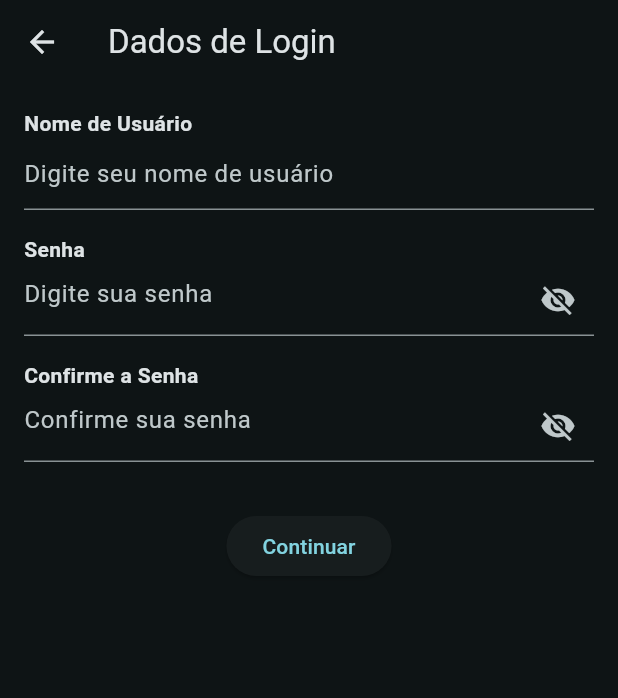
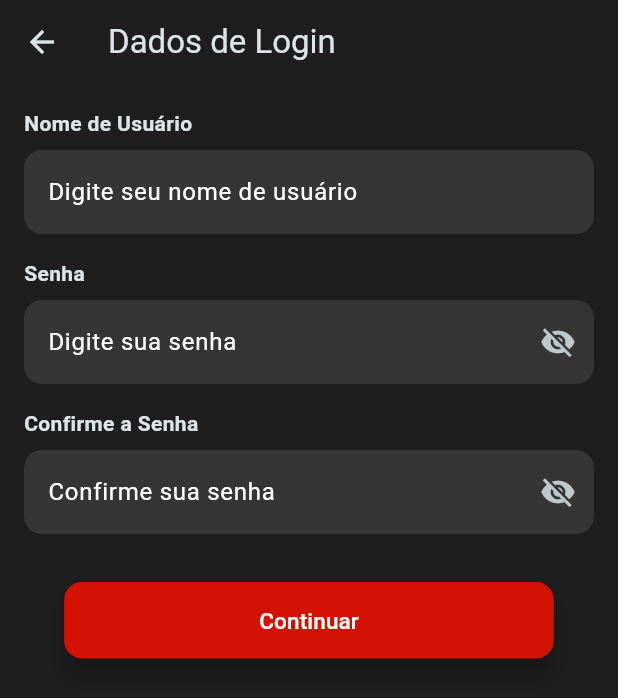
Before and after one commit to josevitordsg/app_movies, a Flutter app: the screen it shows after launch, after a tap on "Criar conta", on a phone screen of 412 x 824 dp. Shown: the top 698 px of the screen. Run offline on Flutter 3.47's test engine with Material 3 defaults, Android fonts, the phone set to English and light mode, and no system bars; Roboto replaces fonts that are missing (Helvetica).

Commit message:
telas de login e cadastro

```diff
--- a/lib/screens/create_account_screen.dart
+++ b/lib/screens/create_account_screen.dart
@@ -1,4 +1,6 @@
+import 'dart:convert';
 import 'package:flutter/material.dart';
+import 'package:http/http.dart' as http;
 
 class CreateAccount extends StatefulWidget {
   const CreateAccount({super.key});
@@ -11,15 +13,26 @@ class _CreateAccountState extends State<CreateAccount> {
   final _formKey = GlobalKey<FormState>();
 
   final Map<String, dynamic> _sharedData = {};
-
   bool _isPasswordVisible = false;
   bool _isConfirmPasswordVisible = false;
+  bool _isSending = false; // Indicador de carregamento
+
+  final firebaseUrl = Uri.https(
+    'projetoapppobreflix-default-rtdb.firebaseio.com',
+    '/users.json',
+  );
+
+  String? _validateField(String? value) {
+    if (value == null || value.isEmpty) {
+      return "Este campo é obrigatório.";
+    }
+    return null;
+  }
 
   String? _validatePassword(String? value) {
     if (value == null || value.isEmpty) {
       return "Digite uma senha.";
     }
-
     return null;
   }
 
@@ -33,20 +46,55 @@ class _CreateAccountState extends State<CreateAccount> {
     return null;
   }
 
-  void _navigateToNextScreen(BuildContext context) {
+  Future<void> _saveDataToFirebase() async {
+    setState(() {
+      _isSending = true; // Inicia o indicador de carregamento
+    });
+
+    try {
+      final response = await http.post(
+        firebaseUrl,
+        headers: {'Content-Type': 'application/json'},
+        body: jsonEncode({
+          "username": _sharedData["username"],
+          "password": _sharedData["password"],
+        }),
+      );
+
+      if (response.statusCode == 200 || response.statusCode == 201) {
+        ScaffoldMessenger.of(context).showSnackBar(
+          const SnackBar(content: Text('Dados salvos com sucesso!')),
+        );
+        _formKey.currentState!.reset();
+      } else {
+        ScaffoldMessenger.of(context).showSnackBar(
+          SnackBar(content: Text('Erro ao salvar os dados: ${response.body}')),
+        );
+      }
+    } catch (e) {
+      ScaffoldMessenger.of(context).showSnackBar(
+        SnackBar(content: Text('Erro ao salvar os dados: $e')),
+      );
+    } finally {
+      setState(() {
+        _isSending = false;
+      });
+    }
+  }
+
+  void _submitForm(BuildContext context) {
     if (!_formKey.currentState!.validate()) return;
-
-    // Lógica de navegação (substitua pela próxima tela adequada)
-    ScaffoldMessenger.of(context).showSnackBar(
-      const SnackBar(content: Text('Navegando para próxima tela...')),
-    );
+    _formKey.currentState!.save();
+    _saveDataToFirebase();
   }
 
   @override
   Widget build(BuildContext context) {
     return Scaffold(
+      backgroundColor: const Color.fromRGBO(30, 30, 30, 50),
       appBar: AppBar(
         title: const Text("Dados de Login"),
+        backgroundColor: const Color.fromRGBO(30, 30, 30, 50),
       ),
       body: Padding(
         padding: const EdgeInsets.all(16.0),
@@ -59,19 +107,40 @@ class _CreateAccountState extends State<CreateAccount> {
                 "Nome de Usuário",
                 style: TextStyle(fontWeight: FontWeight.bold),
               ),
+              const SizedBox(height: 8),
               TextFormField(
-                decoration: const InputDecoration(hintText: "Digite seu nome de usuário"),
-                keyboardType: TextInputType.emailAddress,
+                decoration: InputDecoration(
+                  filled: true,
+                  fillColor: Colors.white.withOpacity(0.1),
+                  hintText: 'Digite seu nome de usuário',
+                  hintStyle: const TextStyle(color: Colors.white),
+                  border: OutlineInputBorder(
+                    borderRadius: BorderRadius.circular(12),
+                    borderSide: BorderSide.none,
+                  ),
+                ),
+                keyboardType: TextInputType.text,
+                validator: _validateField,
+                onSaved: (value) {
+                  _sharedData["username"] = value;
+                },
               ),
               const SizedBox(height: 16),
-
               const Text(
                 "Senha",
                 style: TextStyle(fontWeight: FontWeight.bold),
               ),
+              const SizedBox(height: 8),
               TextFormField(
                 decoration: InputDecoration(
+                  filled: true,
+                  fillColor: Colors.white.withOpacity(0.1),
                   hintText: "Digite sua senha",
+                  hintStyle: const TextStyle(color: Colors.white),
+                  border: OutlineInputBorder(
+                    borderRadius: BorderRadius.circular(12),
+                    borderSide: BorderSide.none,
+                  ),
                   suffixIcon: IconButton(
                     icon: Icon(
                       _isPasswordVisible ? Icons.visibility : Icons.visibility_off,
@@ -88,14 +157,21 @@ class _CreateAccountState extends State<CreateAccount> {
                 },
               ),
               const SizedBox(height: 16),
-
               const Text(
                 "Confirme a Senha",
                 style: TextStyle(fontWeight: FontWeight.bold),
               ),
+              const SizedBox(height: 8),
               TextFormField(
                 decoration: InputDecoration(
+                  filled: true,
+                  fillColor: Colors.white.withOpacity(0.1),
                   hintText: "Confirme sua senha",
+                  hintStyle: const TextStyle(color: Colors.white),
+                  border: OutlineInputBorder(
+                    borderRadius: BorderRadius.circular(12),
+                    borderSide: BorderSide.none,
+                  ),
                   suffixIcon: IconButton(
                     icon: Icon(
                       _isConfirmPasswordVisible
@@ -109,16 +185,27 @@ class _CreateAccountState extends State<CreateAccount> {
                 ),
                 obscureText: !_isConfirmPasswordVisible,
                 validator: _validateConfirmPassword,
-                onChanged: (value) {
-                  _sharedData["confirmPassword"] = value;
-                },
               ),
               const SizedBox(height: 32),
-
               Center(
                 child: ElevatedButton(
-                  onPressed: () => _navigateToNextScreen(context),
-                  child: const Text("Continuar"),
+                  style: ElevatedButton.styleFrom(
+                  shape: RoundedRectangleBorder(
+                    borderRadius: BorderRadius.circular(12.0),
+                  ),
+                  elevation: 6.0,
+                  backgroundColor: const Color.fromARGB(255, 212, 18, 4),
+                  padding: const EdgeInsets.symmetric(vertical: 15, horizontal: 130),
+                  ),
+                  onPressed: _isSending ? null : () => _submitForm(context),
+                  child: _isSending
+                      ? const SizedBox(
+                          height: 16,
+                          width: 16,
+                          child: CircularProgressIndicator(),
+                        )
+                      : const Text('Continuar',
+                      style: TextStyle(fontSize: 15, color: Colors.white),),
                 ),
               ),
             ],
--- a/lib/screens/main_screen.dart
+++ b/lib/screens/main_screen.dart
@@ -1,4 +1,6 @@
+import 'dart:convert';
 import 'package:flutter/material.dart';
+import 'package:http/http.dart' as http;
 
 class MainScreen extends StatefulWidget {
   const MainScreen({super.key});
@@ -10,6 +12,59 @@ class MainScreen extends StatefulWidget {
 class _MainScreenState extends State<MainScreen> {
   final TextEditingController _usernameController = TextEditingController();
   final TextEditingController _passwordController = TextEditingController();
+  bool _isLoading = false;
+
+  final Uri firebaseUrl = Uri.https(
+    'projetoapppobreflix-default-rtdb.firebaseio.com',
+    '/users.json',
+  );
+
+  Future<bool> _validateCredentials(String username, String password) async {
+    try {
+      final response = await http.get(firebaseUrl);
+      if (response.statusCode == 200) {
+        final Map<String, dynamic> data = jsonDecode(response.body);
+        for (var user in data.values) {
+          if (user['username'] == username && user['password'] == password) {
+            return true;
+          }
+        }
+      }
+      return false;
+    } catch (e) {
+      return false;
+    }
+  }
+
+  void _login() async {
+    final username = _usernameController.text.trim();
+    final password = _passwordController.text.trim();
+
+    if (username.isEmpty || password.isEmpty) {
+      ScaffoldMessenger.of(context).showSnackBar(
+        const SnackBar(content: Text('Todos os campos são obrigatórios!')),
+      );
+      return;
+    }
+
+    setState(() {
+      _isLoading = true;
+    });
+
+    final isValid = await _validateCredentials(username, password);
+
+    setState(() {
+      _isLoading = false;
+    });
+
+    if (isValid) {
+      Navigator.pushNamed(context, '/browse');
+    } else {
+      ScaffoldMessenger.of(context).showSnackBar(
+        const SnackBar(content: Text('Credenciais inválidas!')),
+      );
+    }
+  }
 
   @override
   Widget build(BuildContext context) {
@@ -29,7 +84,7 @@ class _MainScreenState extends State<MainScreen> {
                 decoration: InputDecoration(
                   filled: true,
                   fillColor: Colors.white.withOpacity(0.1),
-                  hintText: 'Username',
+                  hintText: 'Nome de usuário',
                   hintStyle: const TextStyle(color: Colors.white),
                   border: OutlineInputBorder(
                     borderRadius: BorderRadius.circular(12),
@@ -45,7 +100,7 @@ class _MainScreenState extends State<MainScreen> {
                 decoration: InputDecoration(
                   filled: true,
                   fillColor: Colors.white.withOpacity(0.1),
-                  hintText: 'Password',
+                  hintText: 'Senha',
                   hintStyle: const TextStyle(color: Colors.white),
                   border: OutlineInputBorder(
                     borderRadius: BorderRadius.circular(12),
@@ -63,14 +118,17 @@ class _MainScreenState extends State<MainScreen> {
                   backgroundColor: const Color.fromARGB(255, 212, 18, 4),
                   padding: const EdgeInsets.symmetric(vertical: 15, horizontal: 130),
                 ),
-                onPressed: () {
-                  // Ação de login pode ser realizada aqui, como verificar as credenciais
-                  Navigator.pushNamed(context, '/browse');
-                },
-                child: const Text(
-                  'Login',
-                  style: TextStyle(fontSize: 15, color: Colors.white),
-                ),
+                onPressed: _isLoading ? null : _login,
+                child: _isLoading
+                    ? const SizedBox(
+                        height: 20,
+                        width: 20,
+                        child: CircularProgressIndicator(color: Colors.white),
+                      )
+                    : const Text(
+                        'Login',
+                        style: TextStyle(fontSize: 15, color: Colors.white),
+                      ),
               ),
               const SizedBox(height: 15),
               ElevatedButton(
@@ -83,7 +141,6 @@ class _MainScreenState extends State<MainScreen> {
                   padding: const EdgeInsets.symmetric(vertical: 15, horizontal: 113),
                 ),
                 onPressed: () {
-                  // Ação de login pode ser realizada aqui, como verificar as credenciais
                   Navigator.pushNamed(context, '/create-account');
                 },
                 child: const Text(
--- a/pubspec.yaml
+++ b/pubspec.yaml
@@ -36,6 +36,7 @@ dependencies:
   # Use with the CupertinoIcons class for iOS style icons.
   cupertino_icons: ^1.0.8
   google_fonts: ^6.2.1
+  http: ^1.2.2
 
 dev_dependencies:
   flutter_test:
```
Also changed, not shown: pubspec.lock, 1 other file.
